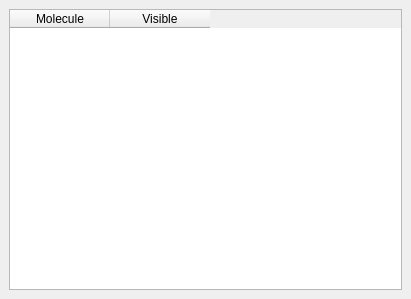
Qt form source/molecules_dock.ui (janvc/molconv) before a commit.
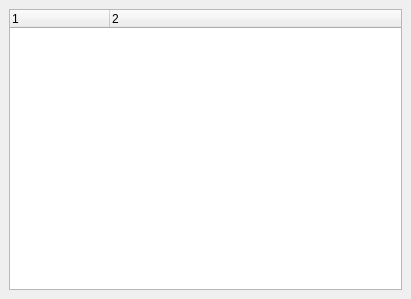
The same form after that commit.

Commit message: now using QTreeWidget in the molecule list

The edit to the form file:
```diff
--- a/source/molecules_dock.ui
+++ b/source/molecules_dock.ui
@@ -29,7 +29,7 @@
          <x>0</x>
          <y>0</y>
          <width>391</width>
-         <height>260</height>
+         <height>254</height>
         </rect>
        </property>
        <layout class="QHBoxLayout" name="horizontalLayout">
@@ -49,7 +49,7 @@
          <number>0</number>
         </property>
         <item>
-         <widget class="QTableWidget" name="molecule_settings">
+         <widget class="QTreeWidget" name="molecule_settings">
           <property name="frameShape">
            <enum>QFrame::NoFrame</enum>
           </property>
@@ -67,12 +67,12 @@
           </property>
           <column>
            <property name="text">
-            <string>Molecule</string>
+            <string notr="true">1</string>
            </property>
           </column>
           <column>
            <property name="text">
-            <string>Visible</string>
+            <string notr="true">2</string>
            </property>
           </column>
          </widget>
```
The commit also changes 2 other files.
